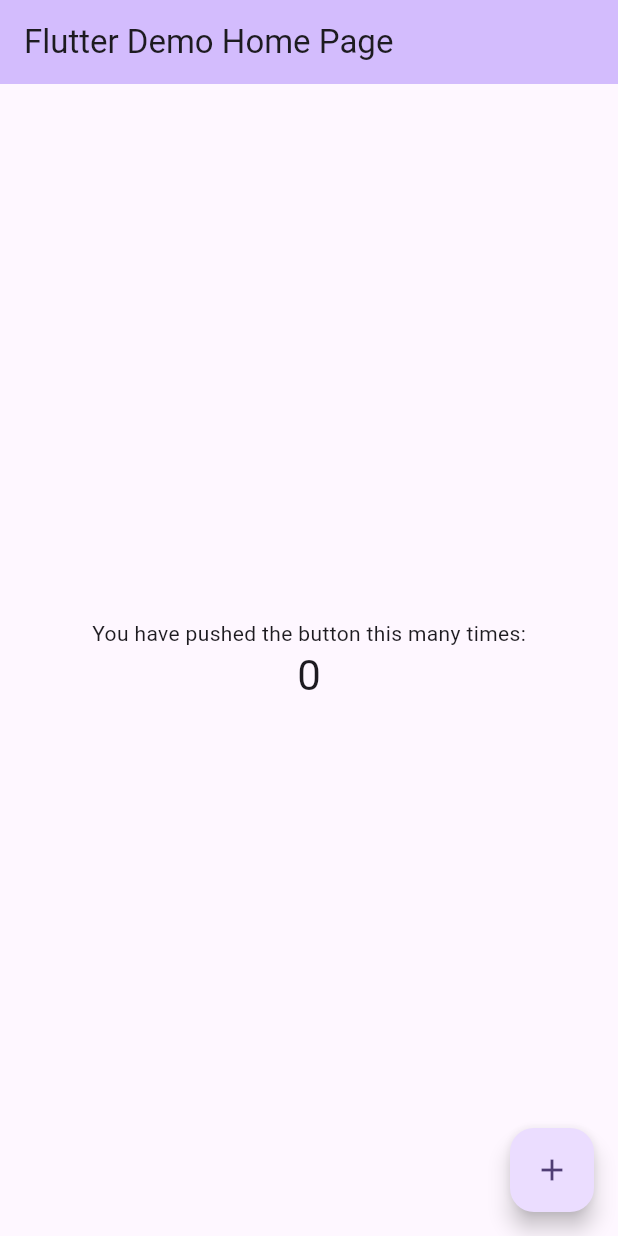
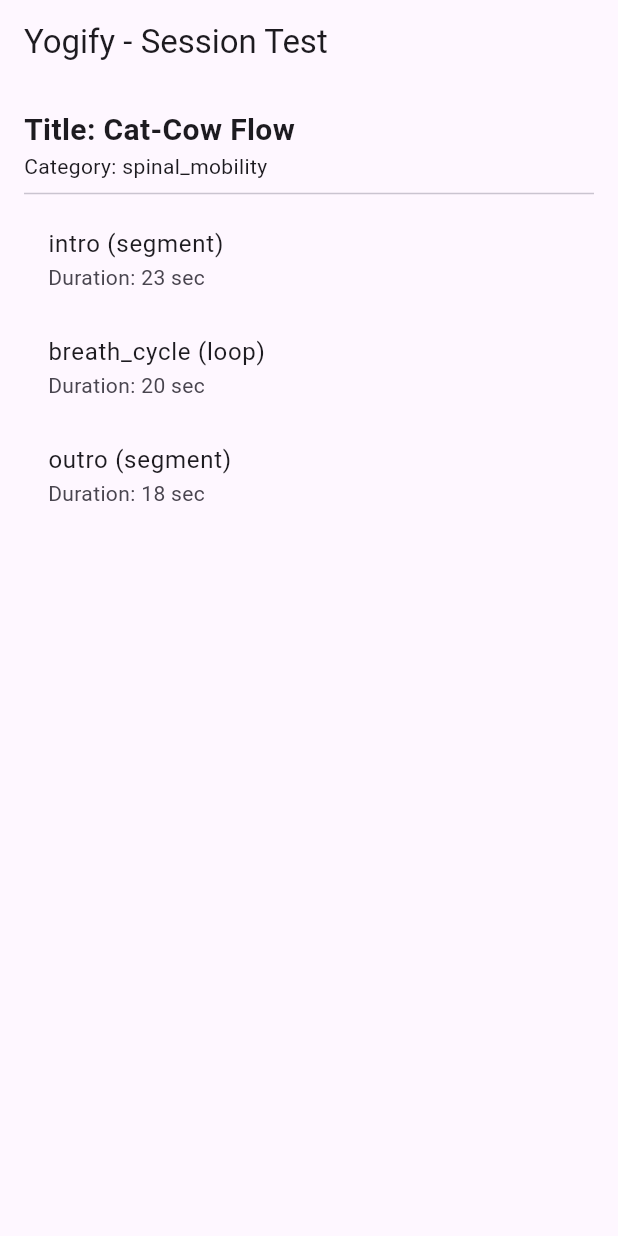
Before and after one commit to Aryan1021/Yogify, a Flutter app: the screen it shows after launch, on a phone screen of 412 x 824 dp. Run offline on Flutter 3.47's test engine with Material 3 defaults, Android fonts, the phone set to English and light mode, and no system bars.

Commit message:
Added YogaSession models, JSON parsing service, and test screen to display session data

```diff
--- a/assets/poses.json
+++ b/assets/poses.json
@@ -0,0 +1,103 @@
+{
+  "metadata": {
+    "id": "asana_cat_cow_v1",
+    "title": "Cat-Cow Flow",
+    "category": "spinal_mobility",
+    "defaultLoopCount": 4,
+    "tempo": "slow"
+  },
+  "assets": {
+    "images": {
+      "base": "pose1.png",
+      "cat": "pose2.png",
+      "cow": "pose3.png"
+    },
+    "audio": {
+      "intro": "pose1.mp3",
+      "loop": "pose2.mp3",
+      "outro": "pose3.mp3"
+    }
+  },
+  "sequence": [
+    {
+      "type": "segment",
+      "name": "intro",
+      "audioRef": "intro",
+      "durationSec": 23,
+      "script": [
+        {
+          "text": "Come to all fours. Hands below shoulders, knees under hips. Feel the earth beneath you \u2014 steady, quiet, alive.",
+          "startSec": 0,
+          "endSec": 7,
+          "imageRef": "base"
+        },
+        {
+          "text": "Inhale\u2026 arch your spine, lift your heart. Let your chest open like sunlight breaking through leaves.",
+          "startSec": 7,
+          "endSec": 14,
+          "imageRef": "cat"
+        },
+        {
+          "text": "Exhale\u2026 round your back, tuck your chin. Feel the breath soften you like morning mist.",
+          "startSec": 14,
+          "endSec": 23,
+          "imageRef": "cow"
+        }
+      ]
+    },
+    {
+      "type": "loop",
+      "name": "breath_cycle",
+      "audioRef": "loop",
+      "durationSec": 20,
+      "iterations": "{{loopCount}}",
+      "loopable": true,
+      "script": [
+        {
+          "text": "Inhale\u2026 open, expand, shine.",
+          "startSec": 0,
+          "endSec": 8,
+          "imageRef": "cat"
+        },
+        {
+          "text": "Exhale\u2026 release, soften, ground.",
+          "startSec": 8,
+          "endSec": 16,
+          "imageRef": "cow"
+        },
+        {
+          "text": "Feel your spine flowing like a wave through the trees.",
+          "startSec": 16,
+          "endSec": 20,
+          "imageRef": "base"
+        }
+      ]
+    },
+    {
+      "type": "segment",
+      "name": "outro",
+      "audioRef": "outro",
+      "durationSec": 18,
+      "script": [
+        {
+          "text": "Finish your final round\u2026",
+          "startSec": 0,
+          "endSec": 4,
+          "imageRef": "cat"
+        },
+        {
+          "text": "and return to a neutral spine.",
+          "startSec": 4,
+          "endSec": 7,
+          "imageRef": "cow"
+        },
+        {
+          "text": "Notice the warmth in your back, the ease in your breath. You are supported \u2014 rooted, yet free.",
+          "startSec": 7,
+          "endSec": 18,
+          "imageRef": "base"
+        }
+      ]
+    }
+  ]
+}
--- a/lib/main.dart
+++ b/lib/main.dart
@@ -1,4 +1,6 @@
 import 'package:flutter/material.dart';
+import 'services/pose_service.dart';
+import 'models/session.dart';
 
 void main() {
   runApp(const MyApp());
@@ -7,116 +9,60 @@
 class MyApp extends StatelessWidget {
   const MyApp({super.key});
 
-  // This widget is the root o your application.
   @override
   Widget build(BuildContext context) {
     return MaterialApp(
-      title: 'Flutter Demo',
-      theme: ThemeData(
-        // This is the theme of your application.
-        //
-        // TRY THIS: Try running your application with "flutter run". You'll see
-        // the application has a purple toolbar. Then, without quitting the app,
-        // try changing the seedColor in the colorScheme below to Colors.green
-        // and then invoke "hot reload" (save your changes or press the "hot
-        // reload" button in a Flutter-supported IDE, or press "r" if you used
-        // the command line to start the app).
-        //
-        // Notice that the counter didn't reset back to zero; the application
-        // state is not lost during the reload. To reset the state, use hot
-        // restart instead.
-        //
-        // This works for code too, not just values: Most code changes can be
-        // tested with just a hot reload.
-        colorScheme: ColorScheme.fromSeed(seedColor: Colors.deepPurple),
-      ),
-      home: const MyHomePage(title: 'Flutter Demo Home Page'),
+      title: 'Yogify',
+      debugShowCheckedModeBanner: false,
+      theme: ThemeData(primarySwatch: Colors.blue),
+      home: const PoseTestScreen(),
     );
   }
 }
 
-class MyHomePage extends StatefulWidget {
-  const MyHomePage({super.key, required this.title});
-
-  // This widget is the home page of your application. It is stateful, meaning
-  // that it has a State object (defined below) that contains fields that affect
-  // how it looks.
-
-  // This class is the configuration for the state. It holds the values (in this
-  // case the title) provided by the parent (in this case the App widget) and
-  // used by the build method of the State. Fields in a Widget subclass are
-  // always marked "final".
-
-  final String title;
+class PoseTestScreen extends StatefulWidget {
+  const PoseTestScreen({super.key});
 
   @override
-  State<MyHomePage> createState() => _MyHomePageState();
+  State<PoseTestScreen> createState() => _PoseTestScreenState();
 }
 
-class _MyHomePageState extends State<MyHomePage> {
-  int _counter = 0;
-
-  void _incrementCounter() {
-    setState(() {
-      // This call to setState tells the Flutter framework that something has
-      // changed in this State, which causes it to rerun the build method below
-      // so that the display can reflect the updated values. If we changed
-      // _counter without calling setState(), then the build method would not be
-      // called again, and so nothing would appear to happen.
-      _counter++;
-    });
-  }
+class _PoseTestScreenState extends State<PoseTestScreen> {
+  // ✅ Initialize directly, no 'late' needed
+  final Future<YogaSession> sessionFuture = PoseService().loadSession();
 
   @override
   Widget build(BuildContext context) {
-    // This method is rerun every time setState is called, for instance as done
-    // by the _incrementCounter method above.
-    //
-    // The Flutter framework has been optimized to make rerunning build methods
-    // fast, so that you can just rebuild anything that needs updating rather
-    // than having to individually change instances of widgets.
     return Scaffold(
-      appBar: AppBar(
-        // TRY THIS: Try changing the color here to a specific color (to
-        // Colors.amber, perhaps?) and trigger a hot reload to see the AppBar
-        // change color while the other colors stay the same.
-        backgroundColor: Theme.of(context).colorScheme.inversePrimary,
-        // Here we take the value from the MyHomePage object that was created by
-        // the App.build method, and use it to set our appbar title.
-        title: Text(widget.title),
+      appBar: AppBar(title: const Text("Yogify - Session Test")),
+      body: FutureBuilder<YogaSession>(
+        future: sessionFuture,
+        builder: (context, snapshot) {
+          if (snapshot.connectionState == ConnectionState.waiting) {
+            return const Center(child: CircularProgressIndicator());
+          } else if (snapshot.hasError) {
+            return Center(child: Text("Error: ${snapshot.error}"));
+          } else if (!snapshot.hasData) {
+            return const Center(child: Text("No session data found"));
+          }
+
+          final session = snapshot.data!;
+          return ListView(
+            padding: const EdgeInsets.all(16),
+            children: [
+              Text("Title: ${session.metadata['title']}",
+                  style: const TextStyle(
+                      fontSize: 20, fontWeight: FontWeight.bold)),
+              Text("Category: ${session.metadata['category']}"),
+              const Divider(),
+              ...session.sequence.map((step) => ListTile(
+                title: Text("${step.name} (${step.type})"),
+                subtitle: Text("Duration: ${step.durationSec} sec"),
+              )),
+            ],
+          );
+        },
       ),
-      body: Center(
-        // Center is a layout widget. It takes a single child and positions it
-        // in the middle of the parent.
-        child: Column(
-          // Column is also a layout widget. It takes a list of children and
-          // arranges them vertically. By default, it sizes itself to fit its
-          // children horizontally, and tries to be as tall as its parent.
-          //
-          // Column has various properties to control how it sizes itself and
-          // how it positions its children. Here we use mainAxisAlignment to
-          // center the children vertically; the main axis here is the vertical
-          // axis because Columns are vertical (the cross axis would be
-          // horizontal).
-          //
-          // TRY THIS: Invoke "debug painting" (choose the "Toggle Debug Paint"
-          // action in the IDE, or press "p" in the console), to see the
-          // wireframe for each widget.
-          mainAxisAlignment: MainAxisAlignment.center,
-          children: <Widget>[
-            const Text('You have pushed the button this many times:'),
-            Text(
-              '$_counter',
-              style: Theme.of(context).textTheme.headlineMedium,
-            ),
-          ],
-        ),
-      ),
-      floatingActionButton: FloatingActionButton(
-        onPressed: _incrementCounter,
-        tooltip: 'Increment',
-        child: const Icon(Icons.add),
-      ), // This trailing comma makes auto-formatting nicer for build methods.
     );
   }
 }
--- /dev/null
+++ b/lib/models/session.dart
@@ -0,0 +1,76 @@
+class YogaSession {
+  final Map<String, dynamic> metadata;
+  final Map<String, String> images;
+  final Map<String, String> audio;
+  final List<SequenceStep> sequence;
+
+  YogaSession({
+    required this.metadata,
+    required this.images,
+    required this.audio,
+    required this.sequence,
+  });
+
+  factory YogaSession.fromJson(Map<String, dynamic> json) {
+    final assets = json['assets'] as Map<String, dynamic>;
+    return YogaSession(
+      metadata: json['metadata'] as Map<String, dynamic>,
+      images: Map<String, String>.from(assets['images']),
+      audio: Map<String, String>.from(assets['audio']),
+      sequence: (json['sequence'] as List<dynamic>)
+          .map((e) => SequenceStep.fromJson(e))
+          .toList(),
+    );
+  }
+}
+
+class SequenceStep {
+  final String type;
+  final String name;
+  final String audioRef;
+  final int durationSec;
+  final List<ScriptLine> script;
+
+  SequenceStep({
+    required this.type,
+    required this.name,
+    required this.audioRef,
+    required this.durationSec,
+    required this.script,
+  });
+
+  factory SequenceStep.fromJson(Map<String, dynamic> json) {
+    return SequenceStep(
+      type: json['type'],
+      name: json['name'],
+      audioRef: json['audioRef'],
+      durationSec: json['durationSec'],
+      script: (json['script'] as List<dynamic>)
+          .map((e) => ScriptLine.fromJson(e))
+          .toList(),
+    );
+  }
+}
+
+class ScriptLine {
+  final String text;
+  final int startSec;
+  final int endSec;
+  final String imageRef;
+
+  ScriptLine({
+    required this.text,
+    required this.startSec,
+    required this.endSec,
+    required this.imageRef,
+  });
+
+  factory ScriptLine.fromJson(Map<String, dynamic> json) {
+    return ScriptLine(
+      text: json['text'],
+      startSec: json['startSec'],
+      endSec: json['endSec'],
+      imageRef: json['imageRef'],
+    );
+  }
+}
```
Also changed, not shown: lib/services/pose_service.dart (added, +12 -0 lines).
